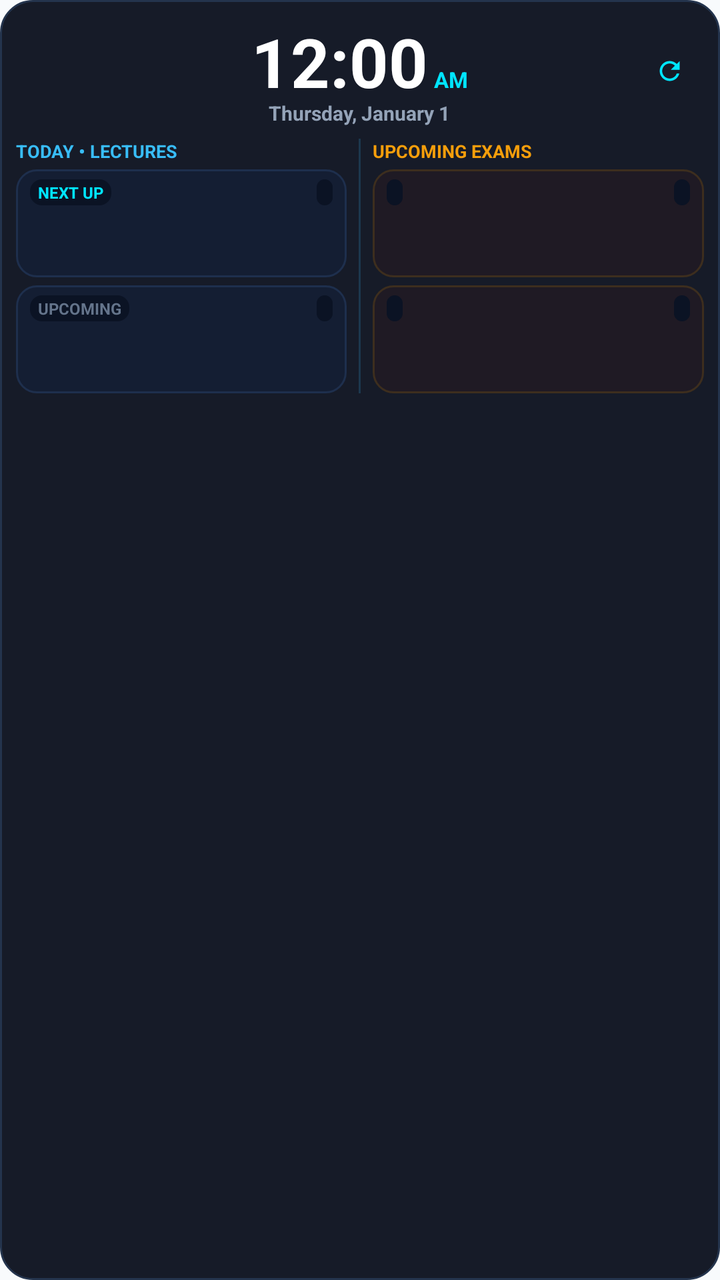
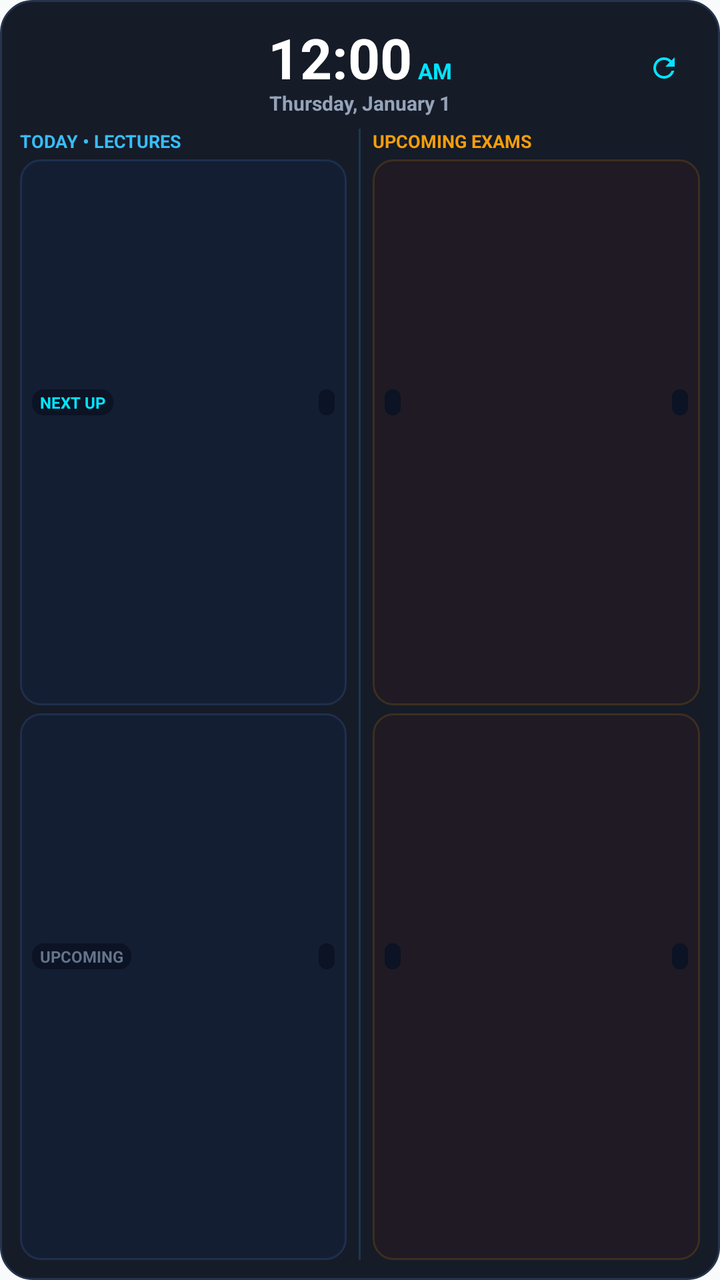

Before-and-after screenshots of an Android layout around one commit, followed by the original layout XML and the change that was made.
<!-- AndroidManifest.xml: application theme Theme.LifeSync -->
<!-- res/layout/widget_academic_hub.xml -->
<?xml version="1.0" encoding="utf-8"?>
<LinearLayout xmlns:android="http://schemas.android.com/apk/res/android"
    android:id="@+id/layoutWidgetRoot"
    android:layout_width="match_parent"
    android:layout_height="wrap_content"
    android:background="@drawable/bg_widget_glass_oled"
    android:orientation="vertical"
    android:padding="8dp">

    
    <RelativeLayout
        android:layout_width="match_parent"
        android:layout_height="wrap_content">

        
        <LinearLayout
            android:id="@+id/layoutClockTouchpad"
            android:layout_width="wrap_content"
            android:layout_height="wrap_content"
            android:layout_centerHorizontal="true"
            android:gravity="center"
            android:orientation="vertical">

            <LinearLayout
                android:layout_width="wrap_content"
                android:layout_height="wrap_content"
                android:gravity="bottom"
                android:orientation="horizontal">

                <TextClock
                    android:id="@+id/tcWidgetClock"
                    android:layout_width="wrap_content"
                    android:layout_height="wrap_content"
                    android:format12Hour="h:mm"
                    android:textColor="#FFFFFF"
                    android:textSize="34sp"
                    android:textStyle="bold" />

                <TextClock
                    android:id="@+id/tcWidgetAmPm"
                    android:layout_width="wrap_content"
                    android:layout_height="wrap_content"
                    android:layout_marginStart="3dp"
                    android:format12Hour="a"
                    android:textColor="#00E5FF"
                    android:textSize="11sp"
                    android:textStyle="bold" />
            </LinearLayout>

            <TextClock
                android:id="@+id/tcWidgetDate"
                android:layout_width="wrap_content"
                android:layout_height="wrap_content"
                android:layout_marginTop="-4dp"
                android:format12Hour="EEEE, MMMM d"
                android:textColor="#94A3B8"
                android:textSize="10sp"
                android:textStyle="bold" />
        </LinearLayout>

        
        <FrameLayout
            android:id="@+id/btnWidgetRefreshHitbox"
            android:layout_width="34dp"
            android:layout_height="34dp"
            android:layout_alignParentEnd="true"
            android:layout_centerVertical="true">

            <ImageView
                android:id="@+id/ivWidgetRefreshIcon"
                android:layout_width="15dp"
                android:layout_height="15dp"
                android:layout_gravity="center"
                android:contentDescription="Refresh"
                android:src="@drawable/ic_refresh" />

            <ProgressBar
                android:id="@+id/pbWidgetLoading"
                android:layout_width="15dp"
                android:layout_height="15dp"
                android:layout_gravity="center"
                android:indeterminate="true"
                android:indeterminateTint="#00E5FF"
                android:visibility="gone" />
        </FrameLayout>
    </RelativeLayout>

    
    <LinearLayout
        android:id="@+id/layoutMainGrid"
        android:layout_width="match_parent"
        android:layout_height="wrap_content"
        android:layout_marginTop="6dp"
        android:baselineAligned="false"
        android:orientation="horizontal">

        
        <LinearLayout
            android:id="@+id/layoutScheduleSection"
            android:layout_width="0dp"
            android:layout_height="wrap_content"
            android:layout_weight="1"
            android:orientation="vertical">

            <TextView
                android:id="@+id/tvClassHeader"
                android:layout_width="match_parent"
                android:layout_height="wrap_content"
                android:layout_marginBottom="3dp"
                android:text="TODAY • LECTURES"
                android:textColor="#38BDF8"
                android:textSize="9sp"
                android:textStyle="bold" />

            
            <LinearLayout
                android:id="@+id/rowClass1"
                android:layout_width="match_parent"
                android:layout_height="wrap_content"
                android:layout_marginBottom="4dp"
                android:background="@drawable/bg_widget_item_class"
                android:orientation="vertical"
                android:paddingHorizontal="7dp"
                android:paddingVertical="5dp">

                <LinearLayout
                    android:layout_width="match_parent"
                    android:layout_height="wrap_content"
                    android:gravity="center_vertical"
                    android:orientation="horizontal">

                    <TextView
                        android:id="@+id/tvClass1Badge"
                        android:layout_width="wrap_content"
                        android:layout_height="wrap_content"
                        android:background="@drawable/bg_widget_pill_badge"
                        android:paddingHorizontal="4dp"
                        android:paddingVertical="1dp"
                        android:text="NEXT UP"
                        android:textColor="#00E5FF"
                        android:textSize="8sp"
                        android:textStyle="bold" />

                    <FrameLayout
                        android:layout_width="0dp"
                        android:layout_height="1dp"
                        android:layout_weight="1" />

                    <TextView
                        android:id="@+id/tvClass1Room"
                        android:layout_width="wrap_content"
                        android:layout_height="wrap_content"
                        android:background="@drawable/bg_widget_pill_badge"
                        android:paddingHorizontal="4dp"
                        android:paddingVertical="1dp"
                        android:textColor="#38BDF8"
                        android:textSize="8sp"
                        android:textStyle="bold" />
                </LinearLayout>

                <TextView
                    android:id="@+id/tvClass1Title"
                    android:layout_width="match_parent"
                    android:layout_height="wrap_content"
                    android:layout_marginTop="2dp"
                    android:ellipsize="end"
                    android:lineSpacingExtra="1dp"
                    android:maxLines="2"
                    android:textColor="#FFFFFF"
                    android:textSize="11sp"
                    android:textStyle="bold" />

                <TextView
                    android:id="@+id/tvClass1Time"
                    android:layout_width="wrap_content"
                    android:layout_height="wrap_content"
                    android:layout_marginTop="2dp"
                    android:textColor="#94A3B8"
                    android:textSize="9sp" />
            </LinearLayout>

            
            <LinearLayout
                android:id="@+id/rowClass2"
                android:layout_width="match_parent"
                android:layout_height="wrap_content"
                android:background="@drawable/bg_widget_item_class"
                android:orientation="vertical"
                android:paddingHorizontal="7dp"
                android:paddingVertical="5dp">

                <LinearLayout
                    android:layout_width="match_parent"
                    android:layout_height="wrap_content"
                    android:gravity="center_vertical"
                    android:orientation="horizontal">

                    <TextView
                        android:id="@+id/tvClass2Badge"
                        android:layout_width="wrap_content"
                        android:layout_height="wrap_content"
                        android:background="@drawable/bg_widget_pill_badge"
                        android:paddingHorizontal="4dp"
                        android:paddingVertical="1dp"
                        android:text="UPCOMING"
                        android:textColor="#64748B"
                        android:textSize="8sp"
                        android:textStyle="bold" />

                    <FrameLayout
                        android:layout_width="0dp"
                        android:layout_height="1dp"
                        android:layout_weight="1" />

                    <TextView
                        android:id="@+id/tvClass2Room"
                        android:layout_width="wrap_content"
                        android:layout_height="wrap_content"
                        android:background="@drawable/bg_widget_pill_badge"
                        android:paddingHorizontal="4dp"
                        android:paddingVertical="1dp"
                        android:textColor="#38BDF8"
                        android:textSize="8sp"
                        android:textStyle="bold" />
                </LinearLayout>

                <TextView
                    android:id="@+id/tvClass2Title"
                    android:layout_width="match_parent"
                    android:layout_height="wrap_content"
                    android:layout_marginTop="2dp"
                    android:ellipsize="end"
                    android:lineSpacingExtra="1dp"
                    android:maxLines="2"
                    android:textColor="#FFFFFF"
                    android:textSize="11sp"
                    android:textStyle="bold" />

                <TextView
                    android:id="@+id/tvClass2Time"
                    android:layout_width="wrap_content"
                    android:layout_height="wrap_content"
                    android:layout_marginTop="2dp"
                    android:textColor="#94A3B8"
                    android:textSize="9sp" />
            </LinearLayout>

            <TextView
                android:id="@+id/tvNoClasses"
                android:layout_width="match_parent"
                android:layout_height="80dp"
                android:background="@drawable/bg_widget_item_class"
                android:gravity="center"
                android:text="No upcoming lectures"
                android:textColor="#64748B"
                android:textSize="10sp"
                android:visibility="gone" />
        </LinearLayout>

        
        <FrameLayout
            android:id="@+id/vSectionDivider"
            android:layout_width="1dp"
            android:layout_height="match_parent"
            android:layout_marginHorizontal="6dp"
            android:background="#2E38BDF8" />

        
        <LinearLayout
            android:id="@+id/layoutExamSection"
            android:layout_width="0dp"
            android:layout_height="wrap_content"
            android:layout_weight="1"
            android:orientation="vertical">

            <TextView
                android:id="@+id/tvExamHeader"
                android:layout_width="match_parent"
                android:layout_height="wrap_content"
                android:layout_marginBottom="3dp"
                android:text="UPCOMING EXAMS"
                android:textColor="#F59E0B"
                android:textSize="9sp"
                android:textStyle="bold" />

            
            <LinearLayout
                android:id="@+id/rowExam1"
                android:layout_width="match_parent"
                android:layout_height="wrap_content"
                android:layout_marginBottom="4dp"
                android:background="@drawable/bg_widget_item_exam"
                android:orientation="vertical"
                android:paddingHorizontal="7dp"
                android:paddingVertical="5dp">

                <LinearLayout
                    android:layout_width="match_parent"
                    android:layout_height="wrap_content"
                    android:gravity="center_vertical"
                    android:orientation="horizontal">

                    <TextView
                        android:id="@+id/tvExam1Badge"
                        android:layout_width="wrap_content"
                        android:layout_height="wrap_content"
                        android:background="@drawable/bg_widget_pill_badge"
                        android:paddingHorizontal="4dp"
                        android:paddingVertical="1dp"
                        android:textColor="#F59E0B"
                        android:textSize="8sp"
                        android:textStyle="bold" />

                    <FrameLayout
                        android:layout_width="0dp"
                        android:layout_height="1dp"
                        android:layout_weight="1" />

                    <TextView
                        android:id="@+id/tvExam1Room"
                        android:layout_width="wrap_content"
                        android:layout_height="wrap_content"
                        android:background="@drawable/bg_widget_pill_badge"
                        android:paddingHorizontal="4dp"
                        android:paddingVertical="1dp"
                        android:textColor="#F59E0B"
                        android:textSize="8sp"
                        android:textStyle="bold" />
                </LinearLayout>

                <TextView
                    android:id="@+id/tvExam1Title"
                    android:layout_width="match_parent"
                    android:layout_height="wrap_content"
                    android:layout_marginTop="2dp"
                    android:ellipsize="end"
                    android:lineSpacingExtra="1dp"
                    android:maxLines="2"
                    android:textColor="#FFFFFF"
                    android:textSize="11sp"
                    android:textStyle="bold" />

                <TextView
                    android:id="@+id/tvExam1Time"
                    android:layout_width="wrap_content"
                    android:layout_height="wrap_content"
                    android:layout_marginTop="2dp"
                    android:textColor="#94A3B8"
                    android:textSize="9sp" />
            </LinearLayout>

            
            <LinearLayout
                android:id="@+id/rowExam2"
                android:layout_width="match_parent"
                android:layout_height="wrap_content"
                android:background="@drawable/bg_widget_item_exam"
                android:orientation="vertical"
                android:paddingHorizontal="7dp"
                android:paddingVertical="5dp">

                <LinearLayout
                    android:layout_width="match_parent"
                    android:layout_height="wrap_content"
                    android:gravity="center_vertical"
                    android:orientation="horizontal">

                    <TextView
                        android:id="@+id/tvExam2Badge"
                        android:layout_width="wrap_content"
                        android:layout_height="wrap_content"
                        android:background="@drawable/bg_widget_pill_badge"
                        android:paddingHorizontal="4dp"
                        android:paddingVertical="1dp"
                        android:textColor="#F59E0B"
                        android:textSize="8sp"
                        android:textStyle="bold" />

                    <FrameLayout
                        android:layout_width="0dp"
                        android:layout_height="1dp"
                        android:layout_weight="1" />

                    <TextView
                        android:id="@+id/tvExam2Room"
                        android:layout_width="wrap_content"
                        android:layout_height="wrap_content"
                        android:background="@drawable/bg_widget_pill_badge"
                        android:paddingHorizontal="4dp"
                        android:paddingVertical="1dp"
                        android:textColor="#F59E0B"
                        android:textSize="8sp"
                        android:textStyle="bold" />
                </LinearLayout>

                <TextView
                    android:id="@+id/tvExam2Title"
                    android:layout_width="match_parent"
                    android:layout_height="wrap_content"
                    android:layout_marginTop="2dp"
                    android:ellipsize="end"
                    android:lineSpacingExtra="1dp"
                    android:maxLines="2"
                    android:textColor="#FFFFFF"
                    android:textSize="11sp"
                    android:textStyle="bold" />

                <TextView
                    android:id="@+id/tvExam2Time"
                    android:layout_width="wrap_content"
                    android:layout_height="wrap_content"
                    android:layout_marginTop="2dp"
                    android:textColor="#94A3B8"
                    android:textSize="9sp" />
            </LinearLayout>

            <TextView
                android:id="@+id/tvNoExams"
                android:layout_width="match_parent"
                android:layout_height="80dp"
                android:background="@drawable/bg_widget_item_exam"
                android:gravity="center"
                android:text="All clear! No pending exams"
                android:textColor="#64748B"
                android:textSize="10sp"
                android:visibility="gone" />
        </LinearLayout>
    </LinearLayout>
</LinearLayout>
<!-- resources referenced by this layout -->
<resources>
  <!-- drawable bg_widget_glass_oled (drawable) -->
  <shape xmlns:android="http://schemas.android.com/apk/res/android"
      android:shape="rectangle">
      <solid android:color="#F20A0F1D" />
      <corners android:radius="16dp" />
      <stroke
          android:width="1dp"
          android:color="#24344D" />
  </shape>
  <!-- drawable bg_widget_item_class (drawable) -->
  <shape xmlns:android="http://schemas.android.com/apk/res/android"
      android:shape="rectangle">
      <solid android:color="#141E33" />
      <corners android:radius="10dp" />
      <stroke
          android:width="1dp"
          android:color="#1E2F4D" />
  </shape>
  <!-- drawable bg_widget_item_exam (drawable) -->
  <shape xmlns:android="http://schemas.android.com/apk/res/android"
      android:shape="rectangle">
      <solid android:color="#1F1A24" />
      <corners android:radius="10dp" />
      <stroke
          android:width="1dp"
          android:color="#3D2E1E" />
  </shape>
  <!-- drawable bg_widget_pill_badge (drawable) -->
  <shape xmlns:android="http://schemas.android.com/apk/res/android"
      android:shape="rectangle">
      <solid android:color="#0B1324" />
      <corners android:radius="6dp" />
  </shape>
  <!-- drawable ic_refresh (drawable) -->
  <vector xmlns:android="http://schemas.android.com/apk/res/android"
      android:width="24dp"
      android:height="24dp"
      android:viewportWidth="24"
      android:viewportHeight="24">
      <path
          android:fillColor="#00E5FF"
          android:pathData="M17.65,6.35C16.2,4.9 14.21,4 12,4c-4.42,0 -7.99,3.58 -7.99,8s3.57,8 7.99,8c3.73,0 6.84,-2.55 7.73,-6h-2.08c-0.82,2.33 -3.04,4 -5.65,4 -3.31,0 -6,-2.69 -6,-6s2.69,-6 6,-6c1.66,0 3.14,0.69 4.22,1.78L13,11h7V4l-2.35,2.35z"/>
  </vector>
  <color name="primary">#0284C7</color>
  <color name="primary_variant">#0369A1</color>
  <color name="on_primary">#FFFFFF</color>
  <color name="secondary">#7C3AED</color>
  <color name="secondary_variant">#6D28D9</color>
  <color name="on_secondary">#FFFFFF</color>
  <color name="surface">#FFFFFF</color>
  <color name="text_primary">#0F172A</color>
  <color name="text_secondary">#64748B</color>
  <color name="background">#F8FAFC</color>
  <style name="CardElevationRounded" parent="Widget.MaterialComponents.CardView">
          <item name="cardCornerRadius">22dp</item>
          <item name="cardElevation">2dp</item>
          <item name="strokeWidth">1dp</item>
          <item name="strokeColor">@color/card_stroke</item>
          <item name="cardBackgroundColor">@color/surface_card</item>
      </style>
  <style name="DuoRhythmTextView" parent="android:Widget.TextView">
          <item name="android:lineSpacingExtra">2dp</item>
          <item name="android:fontFamily">sans-serif</item>
          <item name="android:includeFontPadding">true</item>
      </style>
  <style name="DuoRhythmEditText" parent="android:Widget.EditText">
          <item name="android:lineSpacingExtra">2dp</item>
          <item name="android:fontFamily">sans-serif</item>
          <item name="android:includeFontPadding">true</item>
          <item name="android:textColor">@color/text_primary</item>
          <item name="android:textColorHint">@color/text_secondary</item>
      </style>
  <color name="card_stroke">#E2E8F0</color>
  <color name="surface_card">#FFFFFF</color>
  <!-- unchanged entries left out for length: 1 -->
</resources>

<!-- the commit's change to res/layout/widget_academic_hub.xml (unified diff, before → after) -->
@@ -2,10 +2,10 @@
 <LinearLayout xmlns:android="http://schemas.android.com/apk/res/android"
     android:id="@+id/layoutWidgetRoot"
     android:layout_width="match_parent"
-    android:layout_height="wrap_content"
+    android:layout_height="match_parent"
     android:background="@drawable/bg_widget_glass_oled"
     android:orientation="vertical"
-    android:padding="8dp">
+    android:padding="10dp">
 
     
     <RelativeLayout
@@ -33,7 +33,7 @@
                     android:layout_height="wrap_content"
                     android:format12Hour="h:mm"
                     android:textColor="#FFFFFF"
-                    android:textSize="34sp"
+                    android:textSize="28sp"
                     android:textStyle="bold" />
 
                 <TextClock
@@ -51,7 +51,7 @@
                 android:id="@+id/tcWidgetDate"
                 android:layout_width="wrap_content"
                 android:layout_height="wrap_content"
-                android:layout_marginTop="-4dp"
+                android:layout_marginTop="-3dp"
                 android:format12Hour="EEEE, MMMM d"
                 android:textColor="#94A3B8"
                 android:textSize="10sp"
@@ -61,23 +61,23 @@
         
         <FrameLayout
             android:id="@+id/btnWidgetRefreshHitbox"
-            android:layout_width="34dp"
-            android:layout_height="34dp"
+            android:layout_width="36dp"
+            android:layout_height="36dp"
             android:layout_alignParentEnd="true"
             android:layout_centerVertical="true">
 
             <ImageView
                 android:id="@+id/ivWidgetRefreshIcon"
-                android:layout_width="15dp"
-                android:layout_height="15dp"
+                android:layout_width="16dp"
+                android:layout_height="16dp"
                 android:layout_gravity="center"
                 android:contentDescription="Refresh"
                 android:src="@drawable/ic_refresh" />
 
             <ProgressBar
                 android:id="@+id/pbWidgetLoading"
-                android:layout_width="15dp"
-                android:layout_height="15dp"
+                android:layout_width="16dp"
+                android:layout_height="16dp"
                 android:layout_gravity="center"
                 android:indeterminate="true"
                 android:indeterminateTint="#00E5FF"
@@ -89,8 +89,9 @@
     <LinearLayout
         android:id="@+id/layoutMainGrid"
         android:layout_width="match_parent"
-        android:layout_height="wrap_content"
+        android:layout_height="0dp"
         android:layout_marginTop="6dp"
+        android:layout_weight="1"
         android:baselineAligned="false"
         android:orientation="horizontal">
 
@@ -98,7 +99,7 @@
         <LinearLayout
             android:id="@+id/layoutScheduleSection"
             android:layout_width="0dp"
-            android:layout_height="wrap_content"
+            android:layout_height="match_parent"
             android:layout_weight="1"
             android:orientation="vertical">
 
@@ -116,12 +117,14 @@
             <LinearLayout
                 android:id="@+id/rowClass1"
                 android:layout_width="match_parent"
-                android:layout_height="wrap_content"
+                android:layout_height="0dp"
                 android:layout_marginBottom="4dp"
+                android:layout_weight="1"
                 android:background="@drawable/bg_widget_item_class"
+                android:gravity="center_vertical"
                 android:orientation="vertical"
-                android:paddingHorizontal="7dp"
-                android:paddingVertical="5dp">
+                android:paddingHorizontal="6dp"
+                android:paddingVertical="4dp">
 
                 <LinearLayout
                     android:layout_width="match_parent"
@@ -164,8 +167,7 @@
                     android:layout_height="wrap_content"
                     android:layout_marginTop="2dp"
                     android:ellipsize="end"
-                    android:lineSpacingExtra="1dp"
-                    android:maxLines="2"
+                    android:maxLines="1"
                     android:textColor="#FFFFFF"
                     android:textSize="11sp"
                     android:textStyle="bold" />
@@ -174,7 +176,7 @@
                     android:id="@+id/tvClass1Time"
                     android:layout_width="wrap_content"
                     android:layout_height="wrap_content"
-                    android:layout_marginTop="2dp"
+                    android:layout_marginTop="1dp"
                     android:textColor="#94A3B8"
                     android:textSize="9sp" />
             </LinearLayout>
@@ -183,11 +185,13 @@
             <LinearLayout
                 android:id="@+id/rowClass2"
                 android:layout_width="match_parent"
-                android:layout_height="wrap_content"
+                android:layout_height="0dp"
+                android:layout_weight="1"
                 android:background="@drawable/bg_widget_item_class"
+                android:gravity="center_vertical"
                 android:orientation="vertical"
-                android:paddingHorizontal="7dp"
-                android:paddingVertical="5dp">
+                android:paddingHorizontal="6dp"
+                android:paddingVertical="4dp">
 
                 <LinearLayout
                     android:layout_width="match_parent"
@@ -230,8 +234,7 @@
                     android:layout_height="wrap_content"
                     android:layout_marginTop="2dp"
                     android:ellipsize="end"
-                    android:lineSpacingExtra="1dp"
-                    android:maxLines="2"
+                    android:maxLines="1"
                     android:textColor="#FFFFFF"
                     android:textSize="11sp"
                     android:textStyle="bold" />
@@ -240,7 +243,7 @@
                     android:id="@+id/tvClass2Time"
                     android:layout_width="wrap_content"
                     android:layout_height="wrap_content"
-                    android:layout_marginTop="2dp"
+                    android:layout_marginTop="1dp"
                     android:textColor="#94A3B8"
                     android:textSize="9sp" />
             </LinearLayout>
@@ -248,7 +251,7 @@
             <TextView
                 android:id="@+id/tvNoClasses"
                 android:layout_width="match_parent"
-                android:layout_height="80dp"
+                android:layout_height="match_parent"
                 android:background="@drawable/bg_widget_item_class"
                 android:gravity="center"
                 android:text="No upcoming lectures"
@@ -269,7 +272,7 @@
         <LinearLayout
             android:id="@+id/layoutExamSection"
             android:layout_width="0dp"
-            android:layout_height="wrap_content"
+            android:layout_height="match_parent"
             android:layout_weight="1"
             android:orientation="vertical">
 
@@ -287,12 +290,14 @@
             <LinearLayout
                 android:id="@+id/rowExam1"
                 android:layout_width="match_parent"
-                android:layout_height="wrap_content"
+                android:layout_height="0dp"
                 android:layout_marginBottom="4dp"
+                android:layout_weight="1"
                 android:background="@drawable/bg_widget_item_exam"
+                android:gravity="center_vertical"
                 android:orientation="vertical"
-                android:paddingHorizontal="7dp"
-                android:paddingVertical="5dp">
+                android:paddingHorizontal="6dp"
+                android:paddingVertical="4dp">
 
                 <LinearLayout
                     android:layout_width="match_parent"
@@ -334,8 +339,7 @@
                     android:layout_height="wrap_content"
                     android:layout_marginTop="2dp"
                     android:ellipsize="end"
-                    android:lineSpacingExtra="1dp"
-                    android:maxLines="2"
+                    android:maxLines="1"
                     android:textColor="#FFFFFF"
                     android:textSize="11sp"
                     android:textStyle="bold" />
@@ -344,7 +348,7 @@
                     android:id="@+id/tvExam1Time"
                     android:layout_width="wrap_content"
                     android:layout_height="wrap_content"
-                    android:layout_marginTop="2dp"
+                    android:layout_marginTop="1dp"
                     android:textColor="#94A3B8"
                     android:textSize="9sp" />
             </LinearLayout>
@@ -353,11 +357,13 @@
             <LinearLayout
                 android:id="@+id/rowExam2"
                 android:layout_width="match_parent"
-                android:layout_height="wrap_content"
+                android:layout_height="0dp"
+                android:layout_weight="1"
                 android:background="@drawable/bg_widget_item_exam"
+                android:gravity="center_vertical"
                 android:orientation="vertical"
-                android:paddingHorizontal="7dp"
-                android:paddingVertical="5dp">
+                android:paddingHorizontal="6dp"
+                android:paddingVertical="4dp">
 
                 <LinearLayout
                     android:layout_width="match_parent"
@@ -399,8 +405,7 @@
                     android:layout_height="wrap_content"
                     android:layout_marginTop="2dp"
                     android:ellipsize="end"
-                    android:lineSpacingExtra="1dp"
-                    android:maxLines="2"
+                    android:maxLines="1"
                     android:textColor="#FFFFFF"
                     android:textSize="11sp"
                     android:textStyle="bold" />
@@ -409,7 +414,7 @@
                     android:id="@+id/tvExam2Time"
                     android:layout_width="wrap_content"
                     android:layout_height="wrap_content"
-                    android:layout_marginTop="2dp"
+                    android:layout_marginTop="1dp"
                     android:textColor="#94A3B8"
                     android:textSize="9sp" />
             </LinearLayout>
@@ -417,7 +422,7 @@
             <TextView
                 android:id="@+id/tvNoExams"
                 android:layout_width="match_parent"
-                android:layout_height="80dp"
+                android:layout_height="match_parent"
                 android:background="@drawable/bg_widget_item_exam"
                 android:gravity="center"
                 android:text="All clear! No pending exams"
